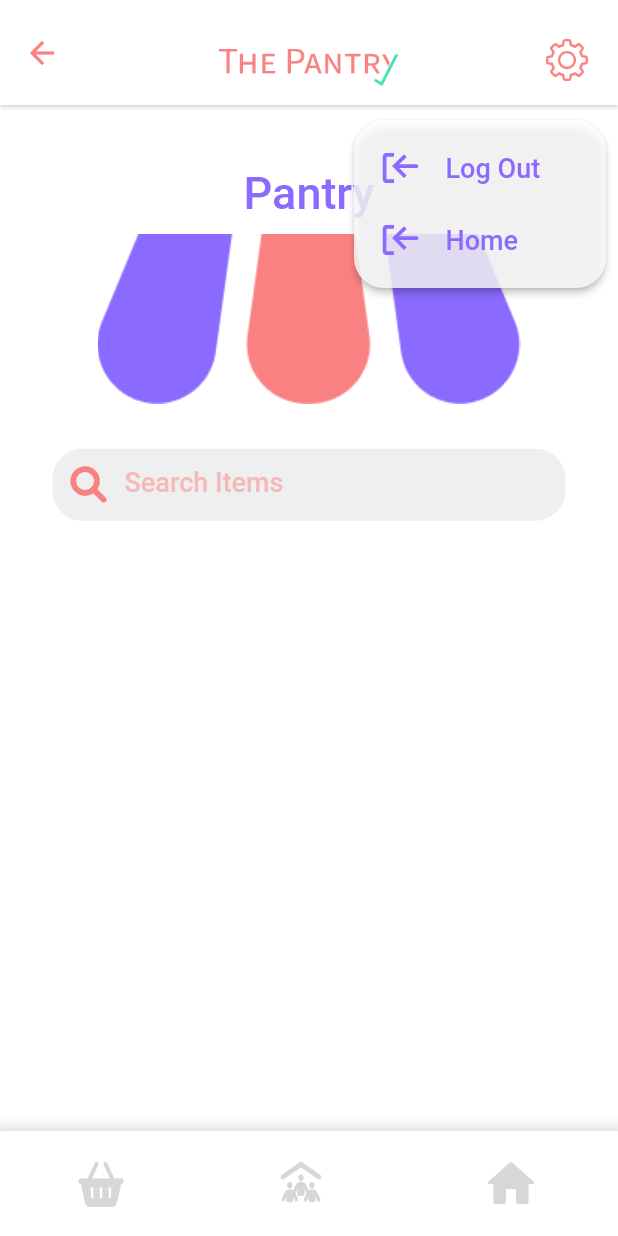
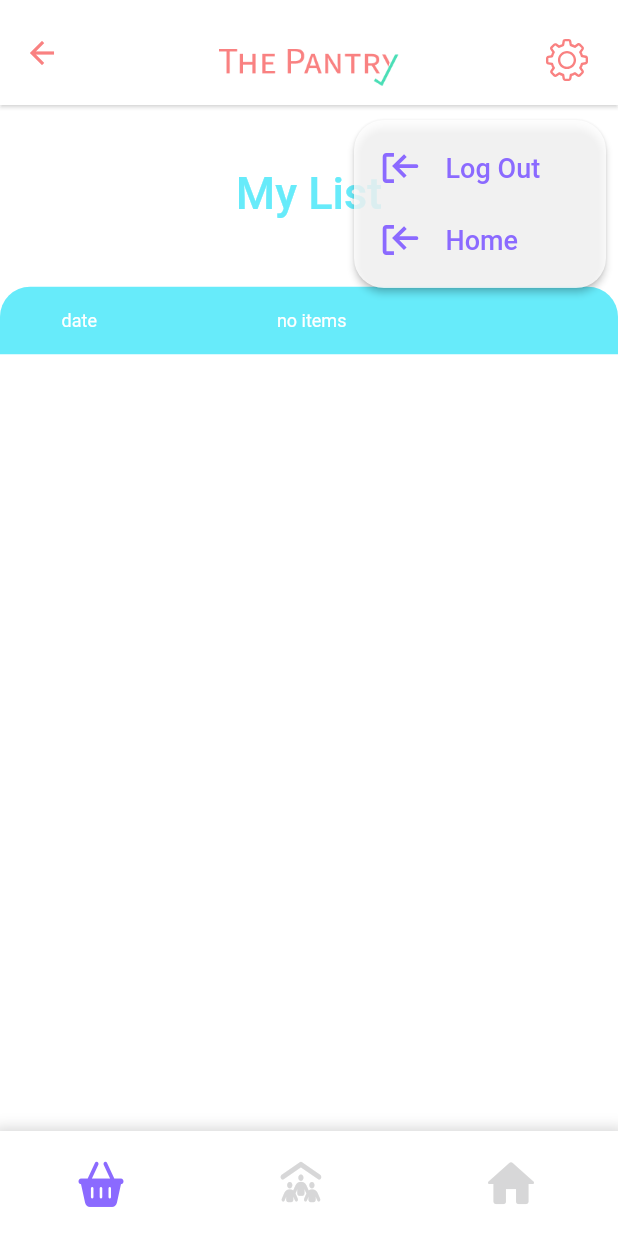
Before and after one commit to shopping-list-sdp/Shopping-List, a Flutter app: the PantryCatagoryScreen screen opened directly with empty values, after a tap on an icon or button, on a phone screen of 412 x 824 dp. Run offline on Flutter 3.47's test engine with Material 2 defaults, Android fonts, the phone set to English and light mode, and no system bars; our stand-ins replace cloud_firestore, firebase_auth, firebase_core, flutter_svg, fluttertoast; accounts and stored records are empty.

Commit message:
myList-ui

```diff
--- a/lib/reusable_widgets/reusable_widgets.dart
+++ b/lib/reusable_widgets/reusable_widgets.dart
@@ -3,6 +3,7 @@ import 'package:flutter_svg/svg.dart';
 import 'package:shopping_list/custom_icons_icons.dart';
 import 'package:shopping_list/screens/dashboard_screen.dart';
 import 'package:shopping_list/screens/login_screen.dart';
+import 'package:shopping_list/screens/my_list_screen.dart';
 import 'package:shopping_list/screens/pantry_catagory_screen.dart';
 import 'package:shopping_list/screens/pantry_screen.dart';
 import 'package:shopping_list/utils/color_utils.dart';
@@ -149,8 +150,7 @@ Column dashboardButtons(BuildContext context, String colour, String iconName) {
             onTap: () {
               Navigator.push(
                 context,
-                MaterialPageRoute(
-                    builder: (context) => PantryScreen(text: iconName)),
+                MaterialPageRoute(builder: (context) => const MyListScreen()),
               );
             },
           ),
@@ -226,10 +226,15 @@ Container navBar(BuildContext context, String page) {
       children: [
         IconButton(
           enableFeedback: false,
-          onPressed: () {},
+          onPressed: () {
+            Navigator.push(
+              context,
+              MaterialPageRoute(builder: (context) => const MyListScreen()),
+            );
+          },
           icon: const Icon(CustomIcons.mylist),
           iconSize: 30,
-          color: myColors("FiftyGrey"),
+          color: page == "myList" ? myColors("Purple") : myColors("FiftyGrey"),
         ),
         IconButton(
           enableFeedback: false,
@@ -343,3 +348,41 @@ AppBar appBar(BuildContext context) {
     ],
   );
 }
+
+Container listHeader(String col, String date, String noItems, bool isFamily) {
+  return Container(
+      height: 45,
+      decoration: BoxDecoration(
+          color: myColors(col),
+          borderRadius: const BorderRadius.only(
+              topLeft: Radius.circular(20), topRight: Radius.circular(20))),
+      child: Row(
+        mainAxisAlignment: MainAxisAlignment.center,
+        children: [
+          Text(
+            date,
+            style: TextStyle(
+                color: myColors("White"),
+                fontSize: 12,
+                fontWeight: FontWeight.normal),
+          ),
+          const SizedBox(
+            width: 120,
+          ),
+          Text(
+            noItems,
+            style: TextStyle(
+                color: myColors("White"),
+                fontSize: 12,
+                fontWeight: FontWeight.normal),
+          ),
+          const SizedBox(
+            width: 120,
+          ),
+          SvgPicture.asset(
+            'assets/icons/addPerson.svg',
+            color: isFamily ? myColors("white") : myColors(col),
+          )
+        ],
+      ));
+}
--- /dev/null
+++ b/lib/screens/my_list_screen.dart
@@ -0,0 +1,47 @@
+import 'package:flutter/cupertino.dart';
+import 'package:flutter/material.dart';
+import 'package:flutter/rendering.dart';
+import 'package:flutter/src/widgets/container.dart';
+import 'package:flutter/src/widgets/framework.dart';
+import 'package:flutter_svg/flutter_svg.dart';
+
+import '../reusable_widgets/reusable_widgets.dart';
+import '../utils/color_utils.dart';
+
+class MyListScreen extends StatefulWidget {
+  const MyListScreen({super.key});
+
+  @override
+  State<MyListScreen> createState() => _MyListScreenState();
+}
+
+class _MyListScreenState extends State<MyListScreen> {
+  @override
+  Widget build(BuildContext context) {
+    return Container(
+        width: MediaQuery.of(context).size.width,
+        height: MediaQuery.of(context).size.height,
+        child: Scaffold(
+            backgroundColor: myColors("White"),
+            body: ListView(children: <Widget>[
+              SingleChildScrollView(
+                  child: Padding(
+                padding: EdgeInsets.fromLTRB(
+                    0, MediaQuery.of(context).size.height * 0.05, 0, 0),
+                child: Column(children: <Widget>[
+                  Text("My List",
+                      style: TextStyle(
+                          color: myColors("Blue"),
+                          fontSize: 30,
+                          fontWeight: FontWeight.w500)),
+                  const SizedBox(
+                    height: 45,
+                  ),
+                  listHeader("Blue", "date", "no items", false)
+                ]),
+              )),
+            ]),
+            appBar: appBar(context),
+            bottomNavigationBar: navBar(context, "myList")));
+  }
+}
```
Also changed, not shown: assets/icons/empty.svg (added).
